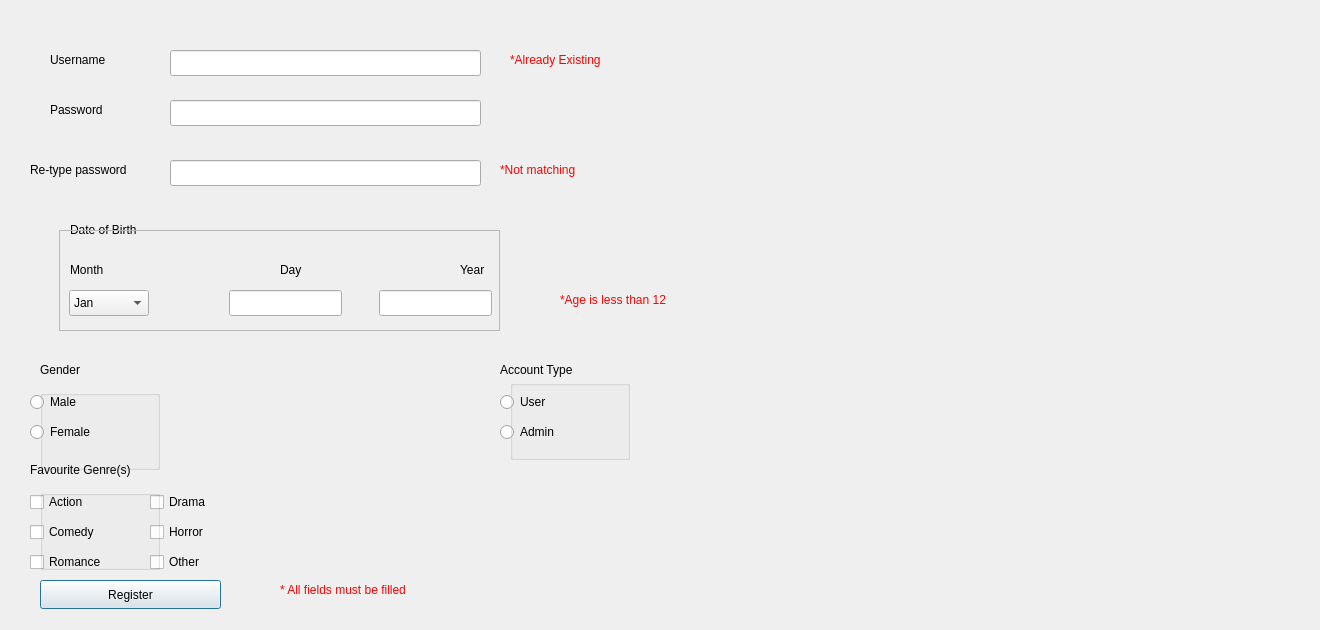
ahmedhosny05/cinema-project, file registerwindow.ui: the form before one commit.
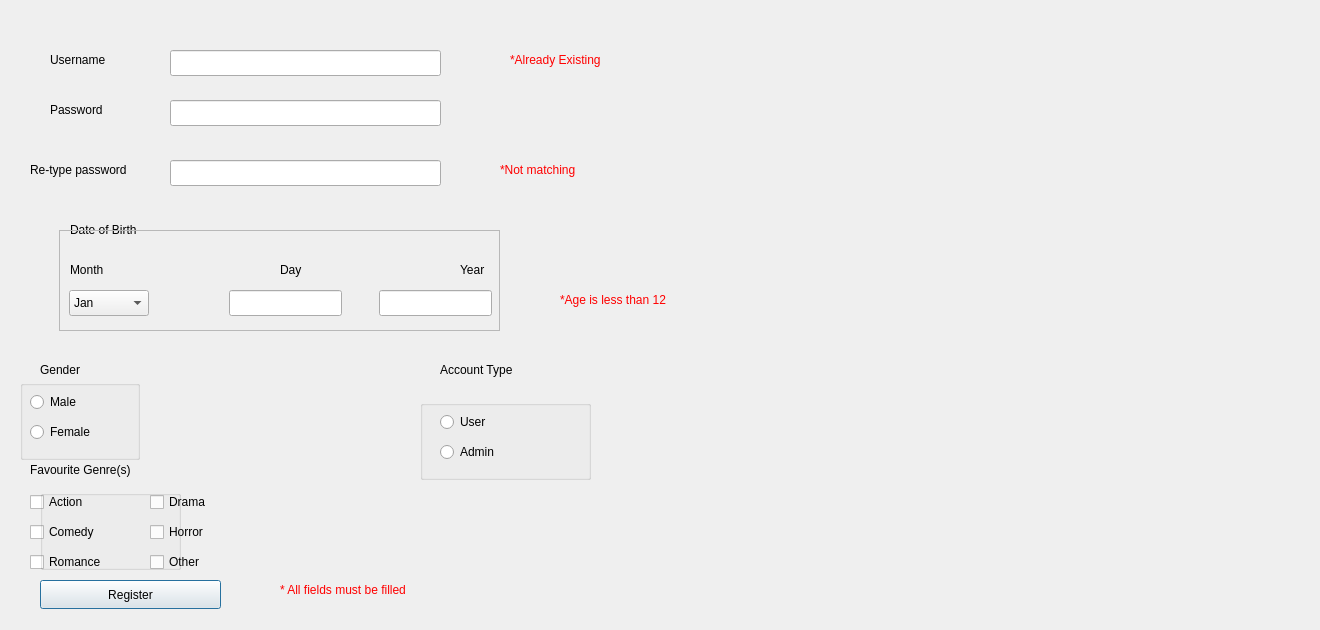
The form after the commit.

Patch:
```diff
--- a/registerwindow.ui
+++ b/registerwindow.ui
@@ -44,7 +44,7 @@
     <rect>
      <x>170</x>
      <y>50</y>
-     <width>311</width>
+     <width>271</width>
      <height>26</height>
     </rect>
    </property>
@@ -54,7 +54,7 @@
     <rect>
      <x>170</x>
      <y>100</y>
-     <width>311</width>
+     <width>271</width>
      <height>26</height>
     </rect>
    </property>
@@ -93,7 +93,7 @@
     <rect>
      <x>170</x>
      <y>160</y>
-     <width>311</width>
+     <width>271</width>
      <height>26</height>
     </rect>
    </property>
@@ -285,32 +285,6 @@
     <string>Gender</string>
    </property>
   </widget>
-  <widget class="QRadioButton" name="male">
-   <property name="geometry">
-    <rect>
-     <x>30</x>
-     <y>390</y>
-     <width>110</width>
-     <height>24</height>
-    </rect>
-   </property>
-   <property name="text">
-    <string>Male</string>
-   </property>
-  </widget>
-  <widget class="QRadioButton" name="female">
-   <property name="geometry">
-    <rect>
-     <x>30</x>
-     <y>420</y>
-     <width>110</width>
-     <height>24</height>
-    </rect>
-   </property>
-   <property name="text">
-    <string>Female</string>
-   </property>
-  </widget>
   <widget class="QLabel" name="year1">
    <property name="geometry">
     <rect>
@@ -327,7 +301,7 @@
   <widget class="QLabel" name="label_10">
    <property name="geometry">
     <rect>
-     <x>500</x>
+     <x>440</x>
      <y>360</y>
      <width>111</width>
      <height>20</height>
@@ -337,32 +311,6 @@
     <string>Account Type</string>
    </property>
   </widget>
-  <widget class="QRadioButton" name="user">
-   <property name="geometry">
-    <rect>
-     <x>500</x>
-     <y>390</y>
-     <width>110</width>
-     <height>24</height>
-    </rect>
-   </property>
-   <property name="text">
-    <string>User</string>
-   </property>
-  </widget>
-  <widget class="QRadioButton" name="admin">
-   <property name="geometry">
-    <rect>
-     <x>500</x>
-     <y>420</y>
-     <width>110</width>
-     <height>24</height>
-    </rect>
-   </property>
-   <property name="text">
-    <string>Admin</string>
-   </property>
-  </widget>
   <widget class="QLabel" name="label_11">
    <property name="geometry">
     <rect>
@@ -483,20 +431,7 @@
   <widget class="QGroupBox" name="gender">
    <property name="geometry">
     <rect>
-     <x>40</x>
-     <y>390</y>
-     <width>120</width>
-     <height>80</height>
-    </rect>
-   </property>
-   <property name="title">
-    <string/>
-   </property>
-  </widget>
-  <widget class="QGroupBox" name="account">
-   <property name="geometry">
-    <rect>
-     <x>510</x>
+     <x>20</x>
      <y>380</y>
      <width>120</width>
      <height>80</height>
@@ -505,13 +440,78 @@
    <property name="title">
     <string/>
    </property>
+   <widget class="QRadioButton" name="male">
+    <property name="geometry">
+     <rect>
+      <x>10</x>
+      <y>10</y>
+      <width>110</width>
+      <height>24</height>
+     </rect>
+    </property>
+    <property name="text">
+     <string>Male</string>
+    </property>
+   </widget>
+   <widget class="QRadioButton" name="female">
+    <property name="geometry">
+     <rect>
+      <x>10</x>
+      <y>40</y>
+      <width>110</width>
+      <height>24</height>
+     </rect>
+    </property>
+    <property name="text">
+     <string>Female</string>
+    </property>
+   </widget>
+  </widget>
+  <widget class="QGroupBox" name="account">
+   <property name="geometry">
+    <rect>
+     <x>420</x>
+     <y>400</y>
+     <width>171</width>
+     <height>80</height>
+    </rect>
+   </property>
+   <property name="title">
+    <string/>
+   </property>
+   <widget class="QRadioButton" name="user">
+    <property name="geometry">
+     <rect>
+      <x>20</x>
+      <y>10</y>
+      <width>110</width>
+      <height>24</height>
+     </rect>
+    </property>
+    <property name="text">
+     <string>User</string>
+    </property>
+   </widget>
+   <widget class="QRadioButton" name="admin">
+    <property name="geometry">
+     <rect>
+      <x>20</x>
+      <y>40</y>
+      <width>110</width>
+      <height>24</height>
+     </rect>
+    </property>
+    <property name="text">
+     <string>Admin</string>
+    </property>
+   </widget>
   </widget>
   <widget class="QGroupBox" name="genrebox">
    <property name="geometry">
     <rect>
      <x>40</x>
      <y>490</y>
-     <width>120</width>
+     <width>141</width>
      <height>80</height>
     </rect>
    </property>
```
